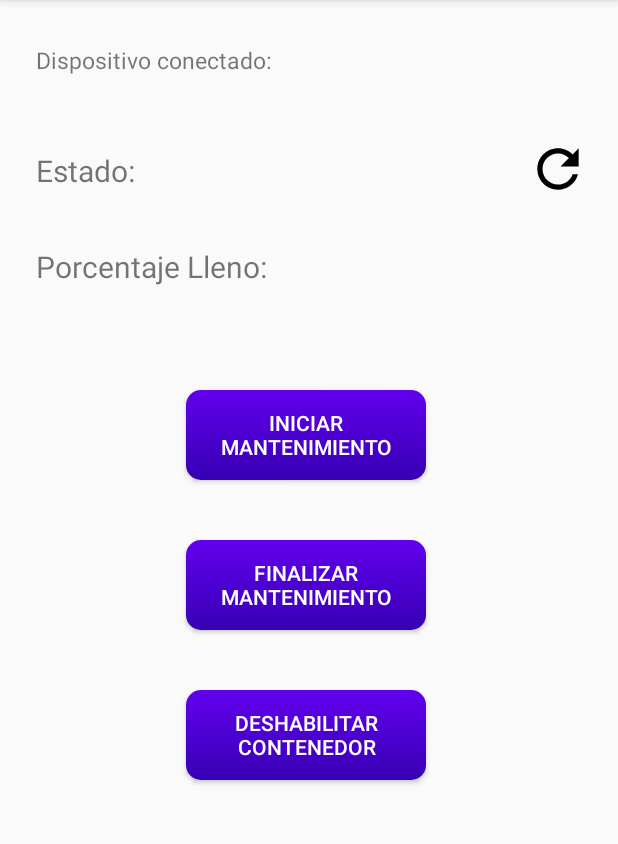
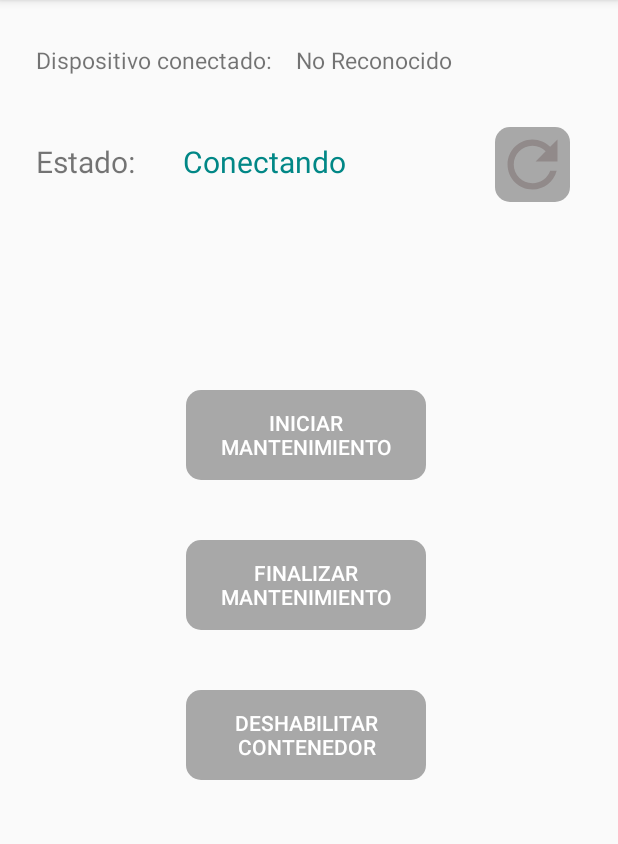
Before and after one commit to AgustinCocciardi/WasteMate, an Android app: the screen it shows after launch (MainActivity), on a phone screen of 412 x 824 dp, the part 84-928 px from its top. Run offline under Robolectric (Android 15) with nearby library versions, the phone set to English and light mode, and no system bars.

Commit message:
Correcciones visuales

```diff
--- a/Android/app/src/main/java/com/grupom2/wastemate/activity/MainActivity.java
+++ b/Android/app/src/main/java/com/grupom2/wastemate/activity/MainActivity.java
@@ -1,5 +1,6 @@
 package com.grupom2.wastemate.activity;
 
+import android.bluetooth.BluetoothDevice;
 import android.content.BroadcastReceiver;
 import android.content.Context;
 import android.content.Intent;
@@ -41,11 +42,14 @@ public class MainActivity extends AppCompatActivity
     //region Fields
     //region Controls
     CustomProgressDialog customProgressDialog;
+    private TextView lblConnectedDeviceName;
     private TextView lblStatusDescription;
-    private TextView lblCurrentPercentage;
+    private TextView lblCurrentPercentageHeader;
+    private TextView lblCurrentPercentageDescription;
     private Button btnStartMaintenance;
     private Button btnCompleteMaintenance;
     private Button btnDisable;
+    private ImageButton btnRefresh;
     //endregion Controls
 
     //region Listeners
@@ -59,13 +63,16 @@ public class MainActivity extends AppCompatActivity
     //region BroadcastReceivers
     private final BluetoothDisabledBroadcastReceiver bluetoothDisabledBroadcastReceiver;
     private final NoDeviceConnectedBroadcastReceiver noDeviceConnectedBroadcastReceiver;
+    private final BroadcastReceiver deviceConnectedBroadcastReceiver;
     private final ServiceStartedBroadcastReceiver serviceStartedBroadcastReceiver;
     private final UpdateStatusBroadcastReceiver updateStatusBroadcastReceiver;
+    private final BroadcastReceiver bluetoothDeviceDisconnectedReceiver;
     //endregion BroadcastReceivers
 
     //region Other Fields
     private BluetoothManager bluetoothManager;
     private boolean isInitialized;
+
     //endregion Other Fields
     //endregion Fields
 
@@ -82,6 +89,8 @@ public class MainActivity extends AppCompatActivity
         serviceStartedBroadcastReceiver = new ServiceStartedBroadcastReceiver();
         updateStatusBroadcastReceiver = new UpdateStatusBroadcastReceiver();
         isInitialized = false;
+        deviceConnectedBroadcastReceiver = new DeviceConnectedBroadcastReceiver();
+        bluetoothDeviceDisconnectedReceiver = new DeviceDisconnectedBroadcastReceiver();
     }
     //endregion Constructor
 
@@ -123,6 +132,7 @@ public class MainActivity extends AppCompatActivity
         BluetoothService.stopService(getApplicationContext());
         BroadcastUtil.unregisterLocalReceiver(this, serviceStartedBroadcastReceiver);
         BroadcastUtil.unregisterLocalReceiver(this, updateStatusBroadcastReceiver);
+        BroadcastUtil.unregisterReceiver(this, bluetoothDeviceDisconnectedReceiver);
     }
     //endregion Activity Life Cycle
 
@@ -190,10 +200,11 @@ public class MainActivity extends AppCompatActivity
         @Override
         public void onReceive(Context context, Intent intent)
         {
-            showBluetoothConnectionDialog();
+            showDisconnected();
+            showBluetoothConnectionMissingDialog();
         }
 
-        private void showBluetoothConnectionDialog()
+        private void showBluetoothConnectionMissingDialog()
         {
             AlertDialog.Builder builder = new AlertDialog.Builder(MainActivity.this);
             builder.setTitle(R.string.bluetooth_connection_required);
@@ -204,12 +215,34 @@ public class MainActivity extends AppCompatActivity
             });
             builder.setNegativeButton(R.string.button_ignore, (dialog, which) ->
             {
-                //showDisabled();
-                // TODO: CAMBIAR PARA QUE QUEDE DISABLED
-                showEnabled();
             });
-            builder.setCancelable(true); // Prevent the user from dismissing the dialog without enabling Bluetooth
+            builder.setCancelable(false); // Prevent the user from dismissing the dialog without enabling Bluetooth
             builder.show();
+        }
+    }
+
+    private class DeviceConnectedBroadcastReceiver extends BroadcastReceiver
+    {
+        @Override
+        public void onReceive(Context context, Intent intent)
+        {
+            showEnabled();
+            bluetoothManager.saveLastConnectedDevice(bluetoothManager.getConnectedDeviceAddress());
+            lblConnectedDeviceName.setText(bluetoothManager.getConnectedDeviceName());
+            BluetoothDeviceData data = BroadcastUtil.getData(intent, BluetoothDeviceData.class);
+            if (data != null)
+            {
+                updateLabels(data);
+            }
+        }
+    }
+
+    private class DeviceDisconnectedBroadcastReceiver extends BroadcastReceiver
+    {
+        @Override
+        public void onReceive(Context context, Intent intent)
+        {
+            showDisconnected();
         }
     }
 
@@ -218,6 +251,7 @@ public class MainActivity extends AppCompatActivity
         @Override
         public void onReceive(Context context, Intent intent)
         {
+            lblConnectedDeviceName.setText(bluetoothManager.getConnectedDeviceName());
             BluetoothDeviceData data = BroadcastUtil.getData(intent, BluetoothDeviceData.class);
             if (data != null)
             {
@@ -250,9 +284,14 @@ public class MainActivity extends AppCompatActivity
     {
         isInitialized = true;
 
-        /* Se inicia el proceso de creación del servicio.
-           Esto todavía no garantiza que el servicio esté creado. */
-        startService();
+        // Se registran los broadcast receiver que deben estar mientras la activity no sea destruida.
+        BroadcastUtil.registerLocalReceiver(this, serviceStartedBroadcastReceiver, Actions.ACTION_SERVICE_CONNECTED);
+
+        BroadcastUtil.registerLocalReceiver(this, updateStatusBroadcastReceiver, Actions.ACTION_UPDATE);
+
+        BroadcastUtil.registerLocalReceiver(this, deviceConnectedBroadcastReceiver, Actions.ACTION_ACK);
+
+        BroadcastUtil.registerReceiver(this, bluetoothDeviceDisconnectedReceiver, BluetoothDevice.ACTION_ACL_DISCONNECTED);
 
         // Se vinculan los controles a su correspondiente layout y se les asignan los listeners.
         Toolbar toolbar = findViewById(R.id.toolbar);
@@ -260,9 +299,12 @@ public class MainActivity extends AppCompatActivity
 
         lblStatusDescription = findViewById(R.id.label_status_description);
 
-        lblCurrentPercentage = findViewById(R.id.label_current_percentage_description);
+        lblCurrentPercentageHeader = findViewById(R.id.label_current_percentage_header);
+        lblCurrentPercentageDescription = findViewById(R.id.label_current_percentage_description);
 
-        ImageButton btnRefresh = findViewById(R.id.button_refresh_status);
+        lblConnectedDeviceName = findViewById(R.id.label_connected_device_name);
+
+        btnRefresh = findViewById(R.id.button_refresh_status);
         btnRefresh.setOnClickListener(btnRefreshOnClickListener);
 
         ImageView btnSettings = findViewById(R.id.button_settings);
@@ -277,11 +319,11 @@ public class MainActivity extends AppCompatActivity
         btnDisable = findViewById(R.id.button_disable);
         btnDisable.setOnClickListener(btnDisableOnClickListener);
 
-        // Se registran los broadcast receiver que deben estar mientras la activity no sea destruida.
-        BroadcastUtil.registerLocalReceiver(this, serviceStartedBroadcastReceiver, Actions.ACTION_SERVICE_CONNECTED);
+        showConnecting();
 
-        BroadcastUtil.registerLocalReceiver(this, updateStatusBroadcastReceiver, Actions.ACTION_UPDATE, Actions.ACTION_ACK);
-
+                /* Se inicia el proceso de creación del servicio.
+           Esto todavía no garantiza que el servicio esté creado. */
+        startService();
 
     }
 
@@ -299,9 +341,9 @@ public class MainActivity extends AppCompatActivity
                 .findFirst()
                 .orElse(Status.ERROR);
         lblStatusDescription.setText(currentStatus.getDisplayName(this));
-        lblCurrentPercentage.setText(new DecimalFormat("#0.00%").format(deviceData.getCurrentPercentage()));
+        lblCurrentPercentageDescription.setText(new DecimalFormat("#0.00%").format(deviceData.getCurrentPercentage()));
         int color = currentStatus.getDisplayColor(this);
-        lblCurrentPercentage.setTextColor(color);
+        lblCurrentPercentageDescription.setTextColor(color);
         lblStatusDescription.setTextColor(color);
 
         switch (currentStatus)
@@ -331,18 +373,40 @@ public class MainActivity extends AppCompatActivity
         }
     }
 
-    private void showDisabled()
+    private void showDisconnected()
     {
+        lblStatusDescription.setText("Desconectado");
+        lblStatusDescription.setTextColor(getApplicationContext().getColor(R.color.grey));
+        lblConnectedDeviceName.setText("Ningun Dispositivo Conectado");
+        lblCurrentPercentageDescription.setVisibility(View.INVISIBLE);
+        lblCurrentPercentageHeader.setVisibility(View.INVISIBLE);
         btnStartMaintenance.setEnabled(false);
         btnCompleteMaintenance.setEnabled(false);
         btnDisable.setEnabled(false);
+        btnRefresh.setEnabled(false);
+    }
+
+    private void showConnecting()
+    {
+        lblStatusDescription.setText("Conectando");
+        lblStatusDescription.setTextColor(getApplicationContext().getColor(R.color.teal_700));
+        lblConnectedDeviceName.setText("No Reconocido");
+        lblCurrentPercentageDescription.setVisibility(View.INVISIBLE);
+        lblCurrentPercentageHeader.setVisibility(View.INVISIBLE);
+        btnStartMaintenance.setEnabled(false);
+        btnCompleteMaintenance.setEnabled(false);
+        btnDisable.setEnabled(false);
+        btnRefresh.setEnabled(false);
     }
 
     public void showEnabled()
     {
+        lblCurrentPercentageHeader.setVisibility(View.VISIBLE);
+        lblCurrentPercentageDescription.setVisibility(View.VISIBLE);
         btnStartMaintenance.setEnabled(true);
         btnCompleteMaintenance.setEnabled(true);
         btnDisable.setEnabled(true);
+        btnRefresh.setEnabled(true);
     }
     //endregion Other Methods
 }
--- a/Android/app/src/main/res/drawable/baseline_refresh_24.xml
+++ b/Android/app/src/main/res/drawable/baseline_refresh_24_black.xml
@@ -1,4 +1,4 @@
-<vector android:height="24dp" android:tint="#000000"
+<vector android:height="24dp" android:tint="@color/disabled_tint_color"
     android:viewportHeight="24" android:viewportWidth="24"
     android:width="24dp" xmlns:android="http://schemas.android.com/apk/res/android">
     <path android:fillColor="@android:color/white" android:pathData="M17.65,6.35C16.2,4.9 14.21,4 12,4c-4.42,0 -7.99,3.58 -7.99,8s3.57,8 7.99,8c3.73,0 6.84,-2.55 7.73,-6h-2.08c-0.82,2.33 -3.04,4 -5.65,4 -3.31,0 -6,-2.69 -6,-6s2.69,-6 6,-6c1.66,0 3.14,0.69 4.22,1.78L13,11h7V4l-2.35,2.35z"/>
--- /dev/null
+++ b/Android/app/src/main/res/drawable/baseline_refresh_24_white.xml
@@ -0,0 +1,5 @@
+<vector android:height="24dp" android:tint="@color/enabled_tint_color"
+    android:viewportHeight="24" android:viewportWidth="24"
+    android:width="24dp" xmlns:android="http://schemas.android.com/apk/res/android">
+    <path android:fillColor="@android:color/white" android:pathData="M17.65,6.35C16.2,4.9 14.21,4 12,4c-4.42,0 -7.99,3.58 -7.99,8s3.57,8 7.99,8c3.73,0 6.84,-2.55 7.73,-6h-2.08c-0.82,2.33 -3.04,4 -5.65,4 -3.31,0 -6,-2.69 -6,-6s2.69,-6 6,-6c1.66,0 3.14,0.69 4.22,1.78L13,11h7V4l-2.35,2.35z"/>
+</vector>
--- /dev/null
+++ b/Android/app/src/main/res/drawable/ripple_button_white.xml
@@ -0,0 +1,35 @@
+<?xml version="1.0" encoding="utf-8"?>
+<selector xmlns:android="http://schemas.android.com/apk/res/android">
+    <item android:state_enabled="false">
+        <layer-list>
+            <item>
+                <shape>
+                    <solid android:color="@color/grey" />
+                    <corners android:radius="10dp" />
+                </shape>
+            </item>
+            <item android:drawable="@drawable/baseline_refresh_24_black"/>
+        </layer-list>
+    </item>
+    <item>
+        <ripple android:color="@color/white">
+            <item android:id="@android:id/mask">
+                <shape android:shape="rectangle">
+                    <solid android:color="@color/purple_700" />
+                    <corners android:radius="10dp" />
+                </shape>
+            </item>
+            <item android:id="@android:id/background">
+                <layer-list>
+                    <item>
+                        <shape android:shape="rectangle">
+                            <gradient android:angle="90" android:endColor="@color/purple_500" android:startColor="@color/purple_700" android:type="linear" />
+                            <corners android:radius="10dp" />
+                        </shape>
+                    </item>
+                    <item android:drawable="@drawable/baseline_refresh_24_white"/>
+                </layer-list>
+            </item>
+        </ripple>
+    </item>
+</selector>
--- a/Android/app/src/main/res/layout/activity_main.xml
+++ b/Android/app/src/main/res/layout/activity_main.xml
@@ -55,27 +55,34 @@
 
     <ImageButton
         android:id="@+id/button_refresh_status"
-        android:layout_width="41dp"
-        android:layout_height="41dp"
-        android:layout_marginStart="8dp"
+        android:layout_width="50dp"
+        android:layout_height="50dp"
+        android:layout_marginEnd="32dp"
+        android:background="@drawable/ripple_button_white"
+        android:contentDescription="@string/button_refresh_status_content_description"
+        app:layout_constraintBottom_toBottomOf="@+id/label_status_description"
+        app:layout_constraintEnd_toEndOf="parent"
+        app:layout_constraintTop_toTopOf="@+id/label_status_description"
+        app:layout_constraintVertical_bias="0.434"
+        app:drawableEnabledImage="@drawable/baseline_refresh_24_white"
+        app:drawableDisabledImage="@drawable/baseline_refresh_24_black"/>
 
-        android:background="@drawable/baseline_refresh_24"
-        app:layout_constraintBottom_toBottomOf="@+id/label_status_description"
-        app:layout_constraintStart_toEndOf="@+id/label_status_description"
-        app:layout_constraintTop_toTopOf="@+id/label_status_description"
-        android:contentDescription="@string/button_refresh_status_content_description" />
 
     <TextView
         android:id="@+id/label_status_description"
-        android:layout_width="237dp"
-        android:layout_height="25dp"
-        android:layout_marginStart="16dp"
-        android:layout_marginTop="100dp"
+        android:layout_width="0dp"
+        android:layout_height="wrap_content"
+        android:layout_marginStart="32dp"
+        android:layout_marginEnd="32dp"
+        android:maxLines="2"
         android:text=""
         android:textAlignment="textStart"
         android:textSize="20sp"
+
+        app:layout_constraintBottom_toBottomOf="@+id/label_status_header"
+        app:layout_constraintEnd_toStartOf="@+id/button_refresh_status"
         app:layout_constraintStart_toEndOf="@+id/label_status_header"
-        app:layout_constraintTop_toBottomOf="@+id/appBarLayout" />
+        app:layout_constraintTop_toTopOf="@+id/label_status_header" />
 
     <Button
         android:id="@+id/button_start_maintenance"
@@ -126,12 +133,11 @@
         android:id="@+id/label_status_header"
         android:layout_width="wrap_content"
         android:layout_height="wrap_content"
+        android:layout_marginTop="150dp"
         android:text="@string/label_status_header_text"
         android:textSize="20sp"
-        app:layout_constraintBottom_toBottomOf="@+id/label_status_description"
         app:layout_constraintStart_toStartOf="@+id/label_connected_device_header"
-        app:layout_constraintTop_toTopOf="@+id/label_status_description"
-        app:layout_constraintVertical_bias="0.0" />
+        app:layout_constraintTop_toTopOf="parent" />
 
     <TextView
         android:id="@+id/label_current_percentage_header"
--- a/Android/app/src/main/res/values/colors.xml
+++ b/Android/app/src/main/res/values/colors.xml
@@ -9,4 +9,6 @@
     <color name="white">#FFFFFFFF</color>
     <color name="grey">#A8A8A8</color>
     <color name="light_grey">#eeeeee</color>
+    <color name="disabled_tint_color">#918A8A</color>
+    <color name="enabled_tint_color">#FFFFFF</color>
 </resources>
--- a/Android/app/src/main/res/values/themes.xml
+++ b/Android/app/src/main/res/values/themes.xml
@@ -11,9 +11,9 @@
         <item name="colorSecondary">@color/teal_200</item>
         <item name="colorSecondaryVariant">@color/teal_700</item>
         <item name="colorOnSecondary">@color/black</item>
+
         <!-- Status bar color. -->
         <item name="android:statusBarColor">?attr/colorPrimary</item>
-        <!-- Customize your theme here. -->
     </style>
 
     <style name="ButtonStyle" parent="Widget.AppCompat.Button">
```
Also changed, not shown: Android/app/src/main/java/com/grupom2/wastemate/activity/SettingsActivity.java (+9 -2 lines), Android/app/src/main/java/com/grupom2/wastemate/bluetooth/BluetoothManager.java (+13 -28 lines), 1 other file.
